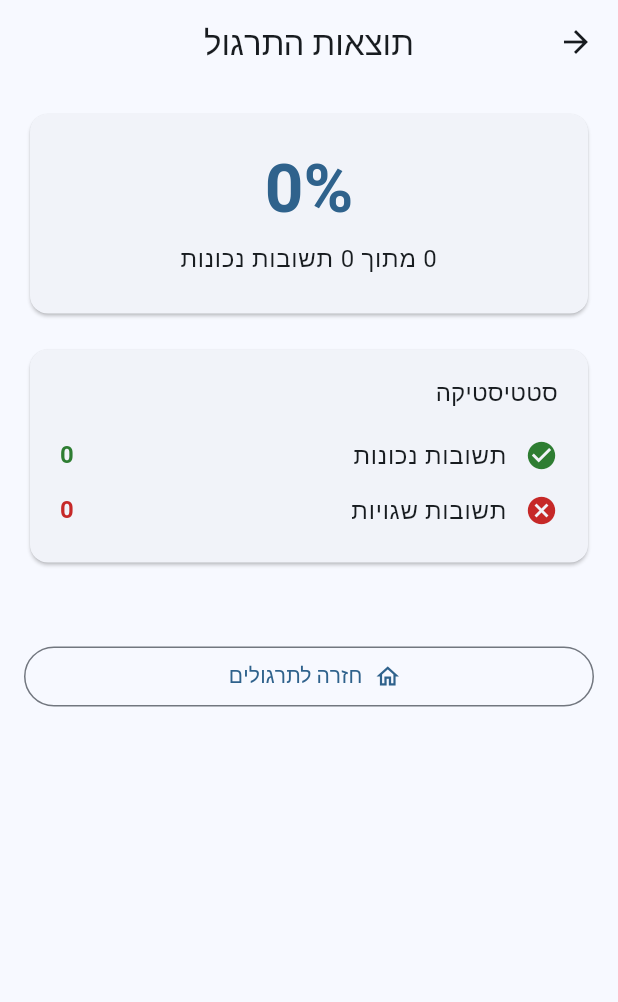
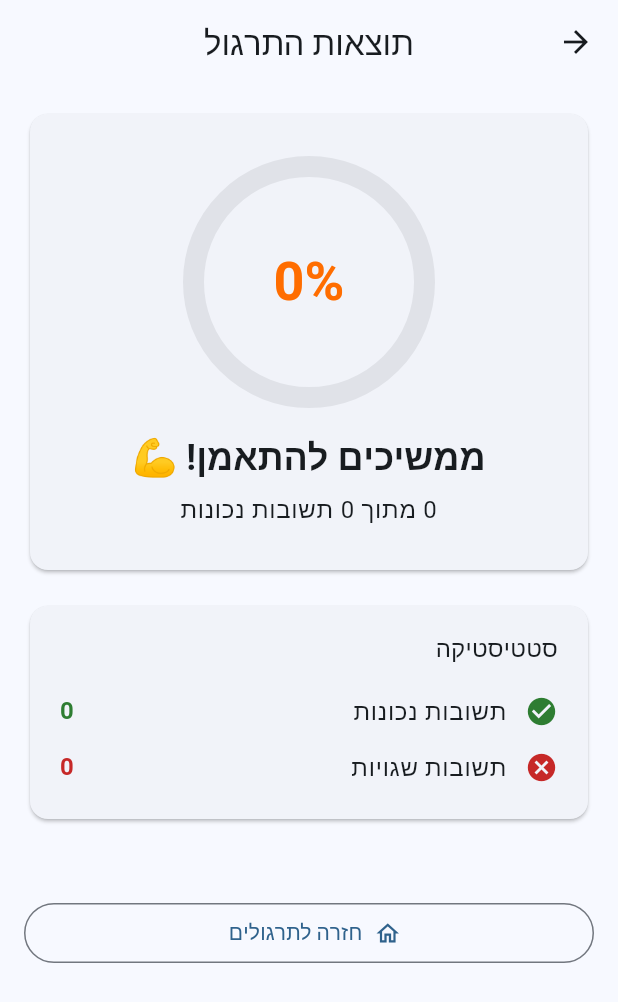
Before and after one commit to Yeyois/ShuffleMyExam, a Flutter app: the ResultsScreen screen opened directly with empty values, on a phone screen of 412 x 824 dp. Shown: the top 1002 px of the screen. Run offline on Flutter 3.47's test engine with Material 3 defaults, Android fonts, the phone set to English and light mode, and no system bars; drawn by our look-alikes of flutter_animate; our stand-ins replace file_picker, flutter_riverpod, hive, hive_flutter, share_plus, shared_preferences; missing offline and left inert: pdfx, syncfusion_flutter_pdf; accounts and stored records are empty.

Commit message:
feat: playful animated UX with flutter_animate
Adds a cohesive, bold motion language across the app:
- Shared Motion primitives (durations, springy/elastic curves) and a
  global fade-through + scale page transition.
- Home: staggered card entrance, springy FAB, bouncy empty state.
- Practice: animated progress bar that glides as you advance; immediate
  feedback now pops in — elastic icon, banner slide-up, and a shake on a
  wrong pick.
- Results: signature score reveal — an animated circular ring whose arc
  and percentage count up together; staggered stat/mistake reveals; and a
  confetti burst on a great score (custom-painted, finite).

Adds the flutter_animate dependency. Animated widgets use finite,
settle-friendly effects; tests updated to pumpAndSettle and to scroll the
now-taller results content into view.

Co-Authored-By: Claude Opus 4.8 <noreply@anthropic.com>

```diff
--- a/lib/core/theme/app_theme.dart
+++ b/lib/core/theme/app_theme.dart
@@ -1,4 +1,6 @@
 import 'package:flutter/material.dart';
+
+import 'motion.dart';
 
 /// Material 3 light/dark themes for the app.
 abstract final class AppTheme {
@@ -13,9 +15,17 @@ abstract final class AppTheme {
       seedColor: _seed,
       brightness: brightness,
     );
+    const transitions = PageTransitionsTheme(builders: {
+      TargetPlatform.android: _PlayfulPageTransitionsBuilder(),
+      TargetPlatform.iOS: _PlayfulPageTransitionsBuilder(),
+      TargetPlatform.linux: _PlayfulPageTransitionsBuilder(),
+      TargetPlatform.macOS: _PlayfulPageTransitionsBuilder(),
+      TargetPlatform.windows: _PlayfulPageTransitionsBuilder(),
+    });
     return ThemeData(
       useMaterial3: true,
       colorScheme: scheme,
+      pageTransitionsTheme: transitions,
       appBarTheme: AppBarTheme(
         centerTitle: true,
         backgroundColor: scheme.surface,
@@ -30,3 +40,27 @@ abstract final class AppTheme {
     );
   }
 }
+
+/// A springy fade-through + scale-up page transition, applied to every route.
+class _PlayfulPageTransitionsBuilder extends PageTransitionsBuilder {
+  const _PlayfulPageTransitionsBuilder();
+
+  @override
+  Widget buildTransitions<T>(
+    PageRoute<T> route,
+    BuildContext context,
+    Animation<double> animation,
+    Animation<double> secondaryAnimation,
+    Widget child,
+  ) {
+    final curved =
+        CurvedAnimation(parent: animation, curve: Motion.easeOut);
+    return FadeTransition(
+      opacity: curved,
+      child: ScaleTransition(
+        scale: Tween<double>(begin: 0.94, end: 1).animate(curved),
+        child: child,
+      ),
+    );
+  }
+}
--- /dev/null
+++ b/lib/core/theme/motion.dart
@@ -0,0 +1,20 @@
+import 'package:flutter/material.dart';
+
+/// Shared motion language for the app — a small, consistent set of durations
+/// and curves so every screen animates with the same playful character.
+abstract final class Motion {
+  static const fast = Duration(milliseconds: 220);
+  static const medium = Duration(milliseconds: 420);
+  static const slow = Duration(milliseconds: 750);
+
+  /// Per-item delay for staggered list/element entrances.
+  static const stagger = Duration(milliseconds: 70);
+
+  /// Bouncy overshoot for "pop" entrances and feedback.
+  static const pop = Curves.elasticOut;
+
+  /// Gentle overshoot — snappy but not silly.
+  static const spring = Curves.easeOutBack;
+
+  static const easeOut = Curves.easeOutCubic;
+}
--- a/lib/presentation/screens/results_screen.dart
+++ b/lib/presentation/screens/results_screen.dart
@@ -1,9 +1,13 @@
 import 'package:flutter/material.dart';
+import 'package:flutter_animate/flutter_animate.dart';
 
 import '../../application/practice_results.dart';
 import '../../application/practice_session_controller.dart';
 import '../../core/constants/app_strings.dart';
+import '../../core/theme/motion.dart';
 import '../../domain/models/exam.dart';
+import '../widgets/confetti_burst.dart';
+import '../widgets/score_ring.dart';
 
 /// Final score plus a breakdown of every mistake (selected answer in red,
 /// correct answer in green). Only text questions are scored.
@@ -23,10 +27,13 @@ class ResultsScreen extends StatelessWidget {
   @override
   Widget build(BuildContext context) {
     final results = PracticeResults.from(exam, session);
+    final celebrate = results.totalScored > 0 && results.percentage >= 80;
 
     return Scaffold(
       appBar: AppBar(title: const Text(AppStrings.resultsTitle)),
-      body: ListView(
+      body: Stack(
+        children: [
+          ListView(
             padding: const EdgeInsets.all(16),
             children: [
               _ScoreHeader(results: results),
@@ -48,12 +55,18 @@ class ResultsScreen extends StatelessWidget {
                     ),
                   ),
                 )
+                    .animate()
+                    .fadeIn(duration: Motion.medium)
+                    .scaleXY(begin: 0.9, curve: Motion.spring)
               else if (results.mistakes.isNotEmpty) ...[
                 Text(AppStrings.mistakesTitle,
                     style: Theme.of(context).textTheme.titleMedium),
                 const SizedBox(height: 8),
-            for (final mistake in results.mistakes)
-              _MistakeCard(mistake: mistake),
+                for (var i = 0; i < results.mistakes.length; i++)
+                  _MistakeCard(mistake: results.mistakes[i])
+                      .animate(delay: (500 + i * 90).ms)
+                      .fadeIn(duration: Motion.medium)
+                      .slideY(begin: 0.2, curve: Motion.spring),
               ],
               const SizedBox(height: 24),
               OutlinedButton.icon(
@@ -61,11 +74,25 @@ class ResultsScreen extends StatelessWidget {
                     Navigator.of(context).popUntil((route) => route.isFirst),
                 icon: const Icon(Icons.home_outlined),
                 label: const Text(AppStrings.backToHome),
+              ).animate(delay: 700.ms).fadeIn().slideY(begin: 0.3),
+            ],
+          ),
+          if (celebrate)
+            const Positioned.fill(
+              child: ConfettiBurst(),
             ),
         ],
       ),
     );
   }
+}
+
+/// Headline that matches how well the student did.
+String _headline(int percentage) {
+  if (percentage >= 90) return 'מצוין! 🎉';
+  if (percentage >= 75) return 'כל הכבוד! 👏';
+  if (percentage >= 50) return 'יפה מאוד!';
+  return 'ממשיכים להתאמן! 💪';
 }
 
 class _ScoreHeader extends StatelessWidget {
@@ -75,25 +102,32 @@ class _ScoreHeader extends StatelessWidget {
 
   @override
   Widget build(BuildContext context) {
-    final scheme = Theme.of(context).colorScheme;
     return Card(
       child: Padding(
-        padding: const EdgeInsets.all(24),
+        padding: const EdgeInsets.symmetric(vertical: 28),
         child: Column(
           children: [
+            ScoreRing(percentage: results.percentage)
+                .animate()
+                .scaleXY(begin: 0.7, curve: Motion.pop, duration: 900.ms)
+                .fadeIn(duration: Motion.fast),
+            const SizedBox(height: 16),
             Text(
-              '${results.percentage}%',
+              _headline(results.percentage),
               style: Theme.of(context)
                   .textTheme
-                  .displayMedium
-                  ?.copyWith(color: scheme.primary,
-                      fontWeight: FontWeight.bold),
+                  .headlineSmall
+                  ?.copyWith(fontWeight: FontWeight.bold),
+            ).animate(delay: 650.ms).fadeIn().scaleXY(
+                  begin: 0.5,
+                  curve: Motion.pop,
+                  duration: 700.ms,
                 ),
-            const SizedBox(height: 8),
+            const SizedBox(height: 6),
             Text(
               '${results.correctCount} מתוך ${results.totalScored} תשובות נכונות',
               style: Theme.of(context).textTheme.bodyLarge,
-            ),
+            ).animate(delay: 800.ms).fadeIn(),
           ],
         ),
       ),
@@ -108,15 +142,7 @@ class _StatsCard extends StatelessWidget {
 
   @override
   Widget build(BuildContext context) {
-    return Card(
-      child: Padding(
-        padding: const EdgeInsets.symmetric(horizontal: 20, vertical: 16),
-        child: Column(
-          crossAxisAlignment: CrossAxisAlignment.stretch,
-          children: [
-            Text(AppStrings.statsTitle,
-                style: Theme.of(context).textTheme.titleMedium),
-            const SizedBox(height: 12),
+    final rows = <Widget>[
       _StatRow(
         icon: Icons.check_circle,
         color: ResultsScreen._correctGreen,
@@ -143,10 +169,26 @@ class _StatsCard extends StatelessWidget {
           label: AppStrings.statVisual,
           value: results.visualCount,
         ),
+    ];
+
+    return Card(
+      child: Padding(
+        padding: const EdgeInsets.symmetric(horizontal: 20, vertical: 16),
+        child: Column(
+          crossAxisAlignment: CrossAxisAlignment.stretch,
+          children: [
+            Text(AppStrings.statsTitle,
+                style: Theme.of(context).textTheme.titleMedium),
+            const SizedBox(height: 12),
+            for (var i = 0; i < rows.length; i++)
+              rows[i]
+                  .animate(delay: (900 + i * 110).ms)
+                  .fadeIn(duration: Motion.medium)
+                  .slideX(begin: 0.2, curve: Motion.spring),
           ],
         ),
       ),
-    );
+    ).animate(delay: 250.ms).fadeIn().slideY(begin: 0.15, curve: Motion.easeOut);
   }
 }
 
--- /dev/null
+++ b/lib/presentation/widgets/score_ring.dart
@@ -0,0 +1,95 @@
+import 'dart:math';
+
+import 'package:flutter/material.dart';
+
+import '../../core/theme/motion.dart';
+
+/// A circular progress ring whose arc and centre percentage both animate up
+/// from zero together on first build.
+class ScoreRing extends StatelessWidget {
+  const ScoreRing({
+    super.key,
+    required this.percentage,
+    this.size = 168,
+    this.color,
+  });
+
+  final int percentage;
+  final double size;
+  final Color? color;
+
+  @override
+  Widget build(BuildContext context) {
+    final scheme = Theme.of(context).colorScheme;
+    final arcColor = color ??
+        (percentage >= 80
+            ? const Color(0xFF00C853)
+            : percentage >= 50
+                ? scheme.primary
+                : const Color(0xFFFF6D00));
+
+    return TweenAnimationBuilder<double>(
+      tween: Tween(begin: 0, end: percentage.toDouble()),
+      duration: const Duration(milliseconds: 1200),
+      curve: Motion.easeOut,
+      builder: (context, v, _) => SizedBox(
+        width: size,
+        height: size,
+        child: CustomPaint(
+          painter: _RingPainter(
+            fraction: v / 100,
+            arcColor: arcColor,
+            trackColor: scheme.surfaceContainerHighest,
+          ),
+          child: Center(
+            child: Text(
+              '${v.round()}%',
+              style: Theme.of(context).textTheme.displaySmall?.copyWith(
+                    fontWeight: FontWeight.bold,
+                    color: arcColor,
+                  ),
+            ),
+          ),
+        ),
+      ),
+    );
+  }
+}
+
+class _RingPainter extends CustomPainter {
+  _RingPainter({
+    required this.fraction,
+    required this.arcColor,
+    required this.trackColor,
+  });
+
+  final double fraction;
+  final Color arcColor;
+  final Color trackColor;
+
+  @override
+  void paint(Canvas canvas, Size size) {
+    const stroke = 14.0;
+    final rect = Offset(stroke / 2, stroke / 2) &
+        Size(size.width - stroke, size.height - stroke);
+
+    final track = Paint()
+      ..style = PaintingStyle.stroke
+      ..strokeWidth = stroke
+      ..strokeCap = StrokeCap.round
+      ..color = trackColor;
+    canvas.drawArc(rect, 0, 2 * pi, false, track);
+
+    final arc = Paint()
+      ..style = PaintingStyle.stroke
+      ..strokeWidth = stroke
+      ..strokeCap = StrokeCap.round
+      ..color = arcColor;
+    // Start at the top, sweep clockwise.
+    canvas.drawArc(rect, -pi / 2, 2 * pi * fraction, false, arc);
+  }
+
+  @override
+  bool shouldRepaint(_RingPainter old) =>
+      old.fraction != fraction || old.arcColor != arcColor;
+}
--- a/pubspec.yaml
+++ b/pubspec.yaml
@@ -43,6 +43,7 @@ dependencies:
   syncfusion_flutter_pdf: ^33.2.13
   pdfx: ^2.9.2
   share_plus: ^12.0.2
+  flutter_animate: ^4.5.2
 
 dev_dependencies:
   flutter_test:
```
Also changed, not shown: lib/presentation/screens/home_screen.dart (+16 -4 lines), lib/presentation/screens/practice_screen.dart (+45 -8 lines), lib/presentation/widgets/confetti_burst.dart (added, +137 -0 lines), lib/presentation/widgets/text_question_card.dart (+34 -5 lines), pubspec.lock, 4 other files. Lines whose indentation alone changed are shown as unchanged.
